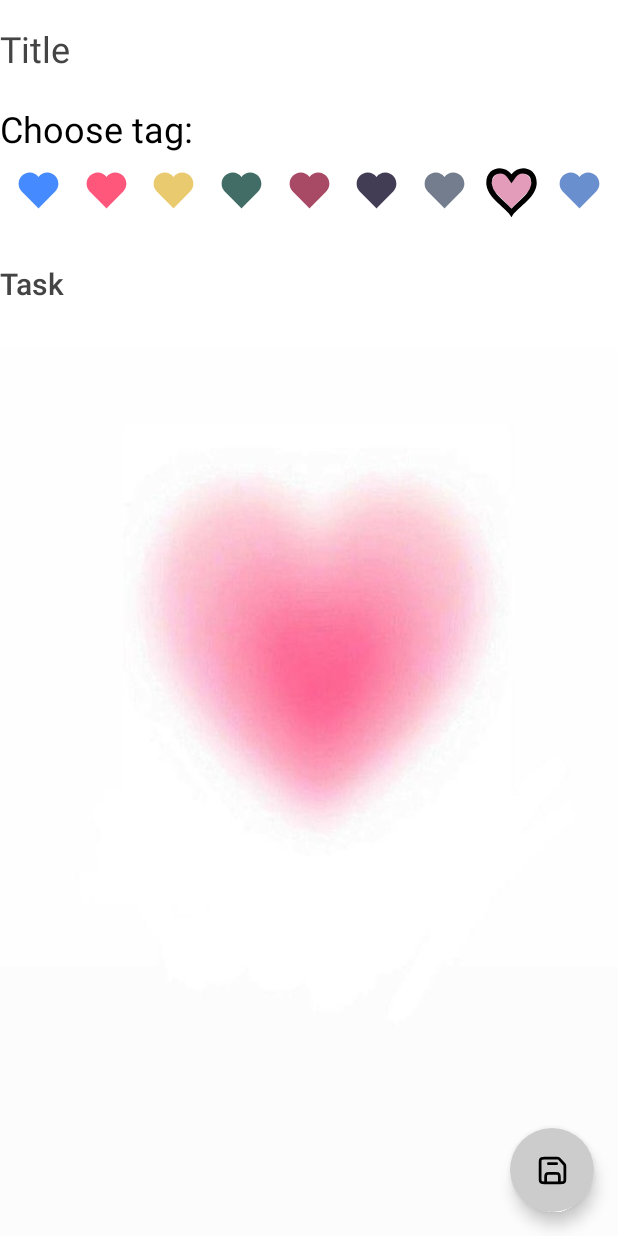
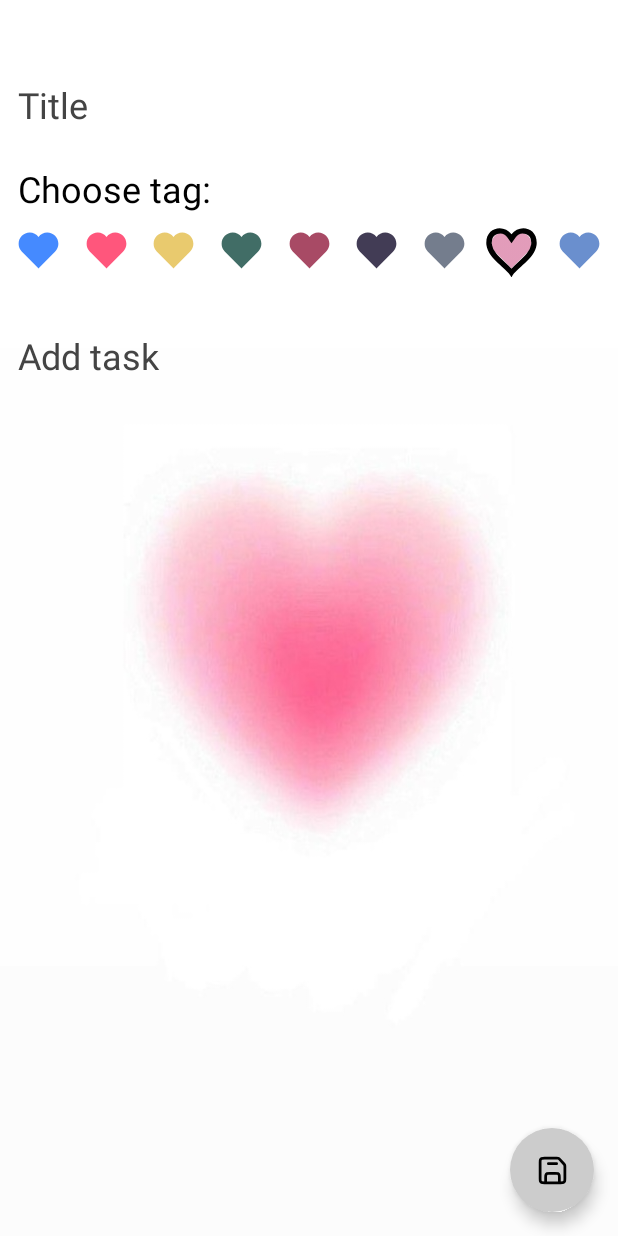
Before and after one commit to xdrenn/dotApp, an Android app built with Jetpack Compose: the screen it shows after launch (MainActivity), after a tap on "Add task", on a phone screen of 412 x 824 dp. Run offline under Robolectric (Android 15) with nearby library versions, the phone set to English and light mode, and no system bars; our stand-ins replace Dagger/Hilt's generated code, Room's generated code.

Commit message:
Minor changes

```diff
--- a/app/src/main/java/com/example/dot/MainActivity.kt
+++ b/app/src/main/java/com/example/dot/MainActivity.kt
@@ -36,7 +36,7 @@ class MainActivity : ComponentActivity() {
                         }
                         composable(
                             route = Screen.AddEditScreen.route +
-                                    "?taskId={taskId}&taskColor={taskColor}",
+                                    "?taskId={taskId}",
                             arguments = listOf(
                                 navArgument(
                                     name = "taskId"
--- a/app/src/main/java/com/example/dot/ui/screens/AddEditScreen.kt
+++ b/app/src/main/java/com/example/dot/ui/screens/AddEditScreen.kt
@@ -78,7 +78,7 @@ fun AddEditScreen(
                 .paint(painterResource(id = R.drawable.background2), contentScale = ContentScale.FillBounds)
         ) {
 
-                Spacer(modifier = Modifier.height(20.dp))
+                Spacer(modifier = Modifier.height(45.dp))
             TransparentTextField(
                 text = titleState.text,
                 hint = titleState.hint,
@@ -91,11 +91,12 @@ fun AddEditScreen(
                 isHintVisible = titleState.isHintVisible,
                 singleLine = true,
                 textStyle = MaterialTheme.typography.h5,
+                modifier = Modifier.fillMaxWidth().padding(12.dp)
             )
 
-            Spacer(modifier = Modifier.height(25.dp))
+            Spacer(modifier = Modifier.height(16.dp))
             Text(
-                text = "Choose tag:",
+                text = "  Choose tag:",
                 style = MaterialTheme.typography.h5,
                 color = Color.Black,
                 overflow = TextOverflow.Ellipsis)
@@ -135,7 +136,7 @@ fun AddEditScreen(
                     }
                 }
             }
-            Spacer(modifier = Modifier.height(25.dp))
+            Spacer(modifier = Modifier.height(20.dp))
             TransparentTextField(
                 text = descriptionState.text,
                 hint = descriptionState.hint,
@@ -146,7 +147,8 @@ fun AddEditScreen(
                     viewModel.onEvent(AddEditEvent.ChangeTaskFocus(it))
                 },
                 isHintVisible = descriptionState.isHintVisible,
-                textStyle = MaterialTheme.typography.h6
+                textStyle = MaterialTheme.typography.h5,
+                modifier = Modifier.fillMaxWidth().padding(12.dp)
             )
         }
     }
--- a/app/src/main/java/com/example/dot/viewModel/AddEditViewModel.kt
+++ b/app/src/main/java/com/example/dot/viewModel/AddEditViewModel.kt
@@ -30,7 +30,7 @@ class AddEditViewModel @Inject constructor(
     val taskTitle: State<TaskTextState> = _taskTitle
 
     private val _taskDescription  = mutableStateOf(TaskTextState(
-        hint = "Task"
+        hint = "Add task"
     ))
     val taskDescription: State<TaskTextState> = _taskDescription
 
```
